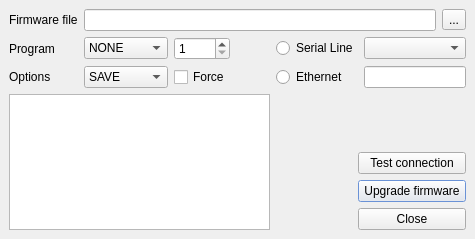
Qt form src/ui_icepapcms/qt_designer_files/dialogipapprogram.ui (ALBA-Synchrotron/IcepapCMS) before a commit.
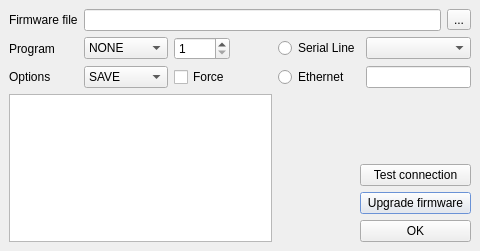
The same form after that commit. Icons and pictures are not drawn.

Diff of the .ui file:
```diff
--- a/src/ui_icepapcms/qt_designer_files/dialogipapprogram.ui
+++ b/src/ui_icepapcms/qt_designer_files/dialogipapprogram.ui
@@ -5,8 +5,8 @@
    <rect>
     <x>0</x>
     <y>0</y>
-    <width>475</width>
-    <height>239</height>
+    <width>480</width>
+    <height>251</height>
    </rect>
   </property>
   <property name="palette" >
@@ -133,7 +133,7 @@
    <item row="6" column="5" colspan="3" >
     <widget class="QPushButton" name="btnClose" >
      <property name="text" >
-      <string>Close</string>
+      <string>OK</string>
      </property>
      <property name="icon" >
       <iconset resource="icepapcms.qrc" >:/icons/IcepapCfg Icons/close.png</iconset>
```
